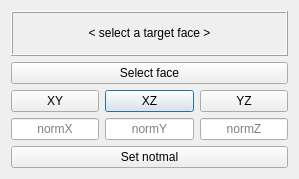
oddtopus/flamingo, file dialogs/align.ui: the form before one commit.
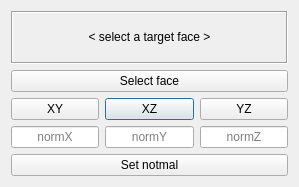
The form after the commit. Icons and pictures are not drawn.

```diff
--- a/dialogs/align.ui
+++ b/dialogs/align.ui
@@ -7,7 +7,7 @@
     <x>0</x>
     <y>0</y>
     <width>299</width>
-    <height>179</height>
+    <height>187</height>
    </rect>
   </property>
   <property name="baseSize">
@@ -112,7 +112,7 @@
       <enum>QFrame::Box</enum>
      </property>
      <property name="frameShadow">
-      <enum>QFrame::Raised</enum>
+      <enum>QFrame::Sunken</enum>
      </property>
      <property name="text">
       <string>&lt; select a target face &gt;</string>
```
